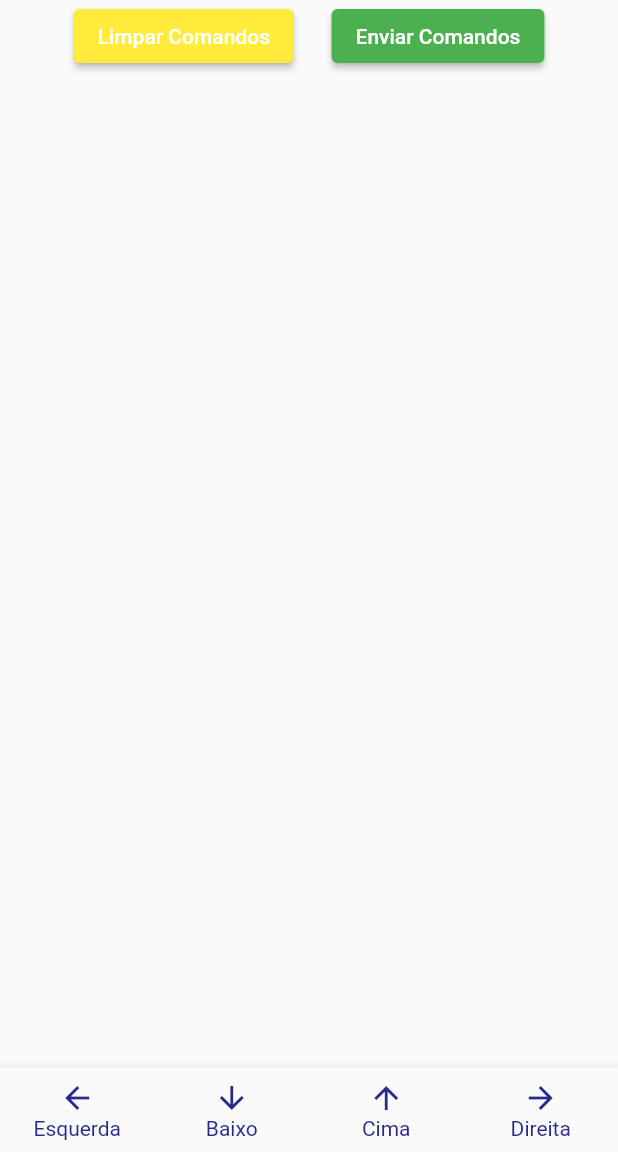
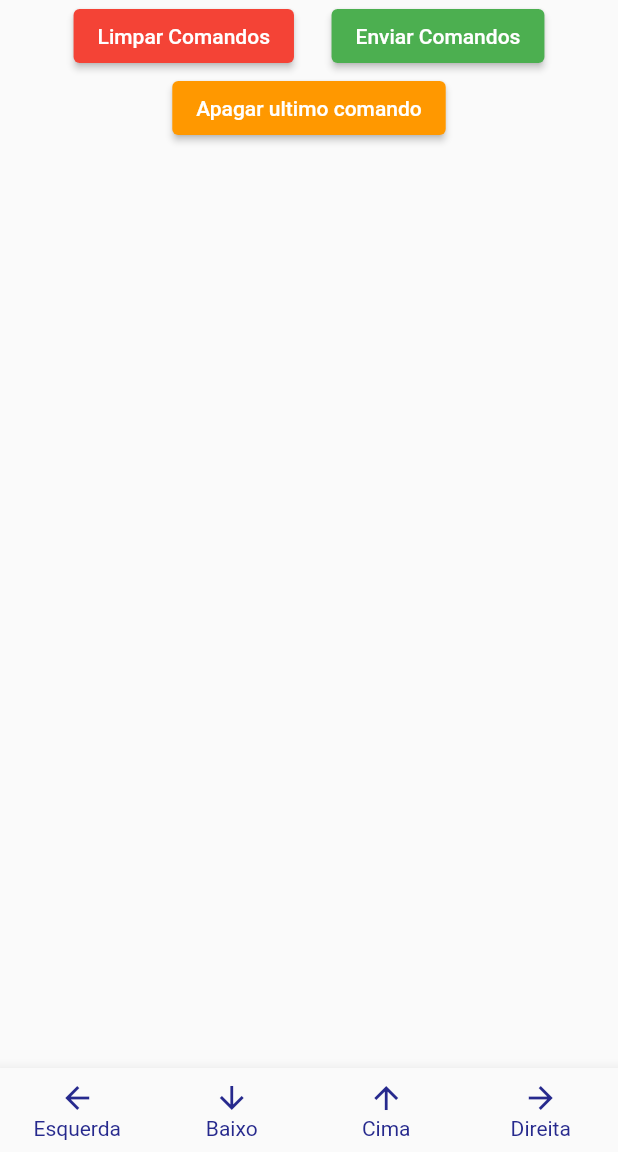
Before and after one commit to ipti/br.synapse.robot.app, a Flutter app: the screen it shows after launch, on a phone screen of 412 x 824 dp, the part 84-1236 px from its top. Run offline on Flutter 3.47's test engine with Material 2 defaults, Android fonts, the phone set to English and light mode, and no system bars; our stand-ins replace equatable, flutter_bloc, flutter_bluetooth_serial, flutter_svg, get_it, mask_text_input_formatter.

Commit message:
Criado função de apagar apenas um comando

```diff
--- a/lib/feature/acao_carrinho/controller/cubit/acao_carrinho_state.dart
+++ b/lib/feature/acao_carrinho/controller/cubit/acao_carrinho_state.dart
@@ -14,6 +14,11 @@ abstract class AcaoCarrinhoState extends Equatable {
 class AcaoCarrinhoInitial extends AcaoCarrinhoState {
   const AcaoCarrinhoInitial({required super.icones});
 }
+
 class AcaoCarrinhoAcaoAdicionada extends AcaoCarrinhoState {
   const AcaoCarrinhoAcaoAdicionada({required super.icones});
 }
+
+class AcaoCarrinhoApagarUltimo extends AcaoCarrinhoState {
+  const AcaoCarrinhoApagarUltimo({required super.icones});
+}
--- a/lib/feature/acao_carrinho/view/acao_carrinho_page.dart
+++ b/lib/feature/acao_carrinho/view/acao_carrinho_page.dart
@@ -100,16 +100,17 @@ class _AcaoCarrinhoPageState extends State<AcaoCarrinhoPage> {
           builder: (context, state) {
             return Column(
               children: [
-                Row(
+                Center(
+                    child: Row(
                   mainAxisSize: MainAxisSize.max,
                   crossAxisAlignment: CrossAxisAlignment.start,
                   mainAxisAlignment: MainAxisAlignment.spaceEvenly,
                   children: [
                     ElevatedButton(
-                      onPressed: cubit.limparComandos,
+                      onPressed: cubit.limparTodosComandos,
                       style: ButtonStyle(
                         backgroundColor: MaterialStateProperty.all(
-                          Colors.yellow,
+                          Colors.red,
                         ),
                       ),
                       child: const Text('Limpar Comandos'),
@@ -126,7 +127,26 @@ class _AcaoCarrinhoPageState extends State<AcaoCarrinhoPage> {
                       child: const Text('Enviar Comandos'),
                     ),
                   ],
-                ),
+                )),
+                Center(
+                    child: Column(
+                  mainAxisSize: MainAxisSize.max,
+                  crossAxisAlignment: CrossAxisAlignment.start,
+                  mainAxisAlignment: MainAxisAlignment.spaceEvenly,
+                  children: [
+                    ElevatedButton(
+                      onPressed: () => cubit.limparComando(
+                        listaComandos: state.icones,
+                      ),
+                      style: ButtonStyle(
+                        backgroundColor: MaterialStateProperty.all(
+                          Colors.orange,
+                        ),
+                      ),
+                      child: const Text('Apagar ultimo comando'),
+                    ),
+                  ],
+                )),
                 Expanded(
                   child: ListView.builder(
                     shrinkWrap: true,
--- a/lib/feature/procurar_dispositivos/controller/cubit/procurar_dispositivo_cubit.dart
+++ b/lib/feature/procurar_dispositivos/controller/cubit/procurar_dispositivo_cubit.dart
@@ -23,6 +23,7 @@ class ProcurarDispositivoCubit extends Cubit<ProcurarDispositivoState> {
     result.listen((r) {
       final existingIndex = results
           .indexWhere((element) => element.device.address == r.device.address);
+
       if (existingIndex >= 0) {
         results[existingIndex] = r;
         emit(
@@ -31,10 +32,7 @@ class ProcurarDispositivoCubit extends Cubit<ProcurarDispositivoState> {
       } else {
         results.add(r);
         emit(
-          ProcurarDispositivoCarregados(
-            results,
-            !isChanged,
-          ),
+          ProcurarDispositivoCarregados(results, !isChanged),
         );
       }
     });
--- a/lib/feature/procurar_dispositivos/view/procurar_dispositivo_page.dart
+++ b/lib/feature/procurar_dispositivos/view/procurar_dispositivo_page.dart
@@ -48,9 +48,9 @@ class _ProcurarDispositivoPageState extends State<ProcurarDispositivoPage> {
                 final dispositivo = state.dispositivos[index];
                   return ListTile(
                     title: Text(
-                    dispositivo.device.address,
+                      dispositivo.device.name ?? 'Sem nome',
                     ),
-                  subtitle: Text(dispositivo.device.name ?? 'Sem nome'),
+                    subtitle: Text(dispositivo.device.address),
                     onTap: () {
                       cubit.conectarDispositivo(
                         device: dispositivo.device,
--- a/pubspec.yaml
+++ b/pubspec.yaml
@@ -11,11 +11,12 @@ dependencies:
 
   cupertino_icons: ^1.0.2
   flutter_bloc: ^8.0.1
-  flutter_bluetooth_serial: ^0.3.2
+
   equatable: ^2.0.3
   get_it: ^7.2.0
   tag_ui:
     path: tag_ui
+  flutter_bluetooth_serial: ^0.4.0
 dev_dependencies:
   flutter_test:
     sdk: flutter
```
Also changed, not shown: lib/core/bluetooth_connection/bluetooth_connection.dart (+6 -1 lines), lib/feature/acao_carrinho/controller/cubit/acao_carrinho_cubit.dart (+13 -1 lines), pubspec.lock, tag_ui/pubspec.lock, 2 other files. Lines whose indentation alone changed are shown as unchanged.
